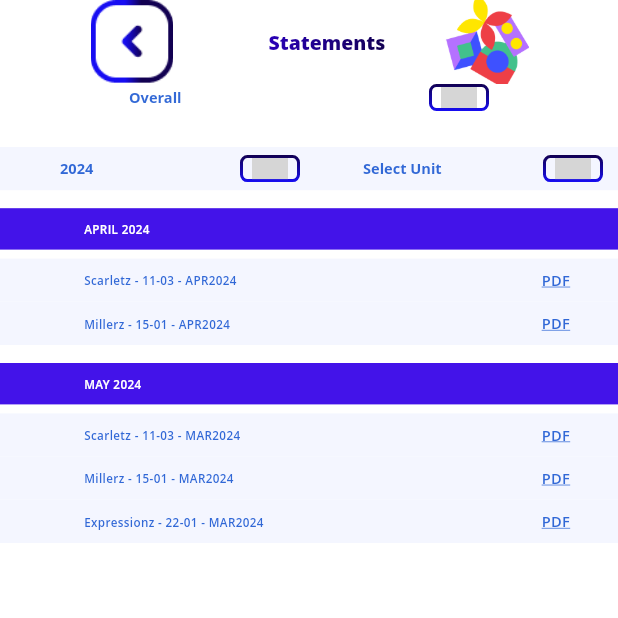
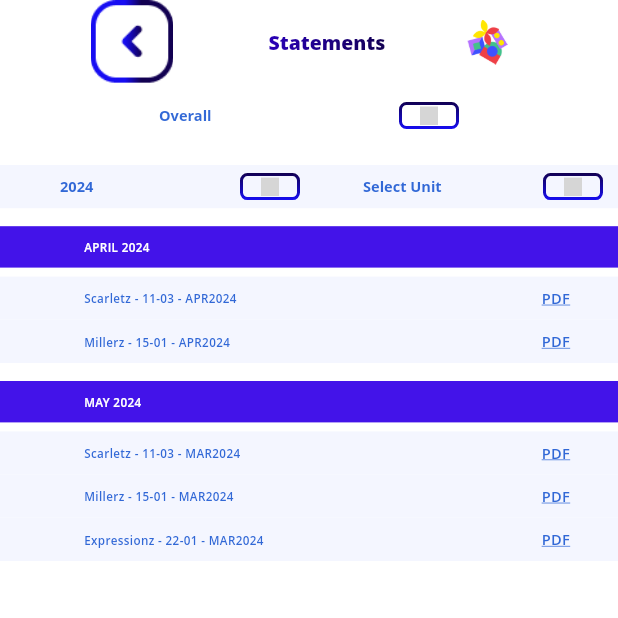
Before and after one commit to wjgoh12/mana-mana-apps, a Flutter app: the StatementPage screen opened directly, on a phone screen of 412 x 824 dp, the top half of it. Run offline on Flutter 3.47's test engine with Material 3 defaults, Android fonts, the phone set to English and light mode, and no system bars; drawn by our look-alikes of dropdown_button2; our stand-ins replace fl_chart, gradient_borders, responsive_builder, responsive_grid; missing offline and left inert: gradient_icon; Roboto replaces fonts that are missing (Open Sans); grey boxes are pictures that could not be loaded.

Commit message:
edited dropdownbutton

```diff
--- a/lib/screens/statement.dart
+++ b/lib/screens/statement.dart
@@ -131,10 +131,11 @@ class _StatementPageState extends State<StatementPage> {
       body: Column(
         crossAxisAlignment: CrossAxisAlignment.center,
         children: [
+          SizedBox(height: 2.height),
           Align(
             alignment: Alignment.center,
             child: DropdownButton(
-              width: 30.width,
+              width: 25.width,
               label: 'Overall',
               list: items,
               selectedValue: selectedValue,
@@ -190,8 +191,9 @@ class _StatementPageState extends State<StatementPage> {
                                 TextSelection.collapsed(
                                     offset: _searchController.text.length);
                             _filteredList
-                                .where((item) =>
-                                    item.toLowerCase().contains(value.toLowerCase()))
+                                .where((item) => item
+                                    .toLowerCase()
+                                    .contains(value.toLowerCase()))
                                 .toList();
                           });
                         },
@@ -208,7 +210,8 @@ class _StatementPageState extends State<StatementPage> {
                             fontWeight: FontWeight.w600,
                           ),
                           border: InputBorder.none,
-                          contentPadding: EdgeInsets.symmetric(horizontal: 2.width),
+                          contentPadding:
+                              EdgeInsets.symmetric(horizontal: 2.width),
                         ),
                       ),
                     ),
@@ -237,13 +240,14 @@ class _StatementPageState extends State<StatementPage> {
                                   fontSize: 15.fSize,
                                   fontWeight: FontWeight.w700,
                                   fontFamily: 'Open Sans',
-                                  color: const Color(0XFF0044CC).withOpacity(0.8),
+                                  color:
+                                      const Color(0XFF0044CC).withOpacity(0.8),
                                 ),
                               ),
                             ))
                         .toList(),
-                    dropdownStyleData:
-                        DropdownStyleData(width: 20.width, maxHeight: 30.height),
+                    dropdownStyleData: DropdownStyleData(
+                        width: 20.width, maxHeight: 30.height),
                     value: selectedUnit,
                     onChanged: _onUnitNumberChanged,
                     iconStyleData: IconStyleData(
@@ -256,12 +260,15 @@ class _StatementPageState extends State<StatementPage> {
                           border: const GradientBoxBorder(
                               width: 2,
                               gradient: LinearGradient(
-                                  colors: [Color(0XFF120051), Color(0XFF170DF2)],
+                                  colors: [
+                                    Color(0XFF120051),
+                                    Color(0XFF170DF2)
+                                  ],
                                   begin: Alignment.topCenter,
                                   end: Alignment.bottomCenter)),
                         ),
                         child: GradientIcon(
-                          size: 3.width,
+                          size: 2.height,
                           offset: const Offset(0, 0),
                           icon: _isDropdownOpen
                               ? Icons.keyboard_arrow_up_rounded
@@ -421,10 +428,10 @@ class _StatementPageState extends State<StatementPage> {
           ),
           SizedBox(
             width: 7.width,
-            height: 7.width,
+            height: 5.height,
             child: Image.asset(
               'assets/images/patterns.png',
-              fit: BoxFit.cover,
+              fit: BoxFit.contain,
             ),
           ),
         ],
@@ -474,12 +481,6 @@ class DropdownButton extends StatelessWidget {
                     value: item,
                     child: Text(
                       item,
-                    style: TextStyle(
-                      fontSize: 15.fSize,
-                      fontWeight: FontWeight.w700,
-                      fontFamily: 'Open Sans',
-                      color: const Color(0XFF0044CC).withOpacity(0.8),
-                    ),
                     ),
                   ))
               .toList(),
@@ -490,7 +491,7 @@ class DropdownButton extends StatelessWidget {
             icon: Container(
               alignment: Alignment.center,
               width: 5.width,
-            height: 5.width,
+              height: 3.height,
               decoration: BoxDecoration(
                 borderRadius: BorderRadius.circular(5),
                 border: const GradientBoxBorder(
@@ -501,7 +502,7 @@ class DropdownButton extends StatelessWidget {
                         end: Alignment.bottomCenter)),
               ),
               child: GradientIcon(
-              size: 3.width,
+                size: 2.height,
                 offset: const Offset(0, 0),
                 icon: Icons.keyboard_arrow_down_rounded,
                 gradient: const LinearGradient(
@@ -517,8 +518,7 @@ class DropdownButton extends StatelessWidget {
           ),
           menuItemStyleData: MenuItemStyleData(
             height: 3.height,
-        ),
-      ),
+          )),
     );
   }
 }
```
Lines whose indentation alone changed are shown as unchanged.
